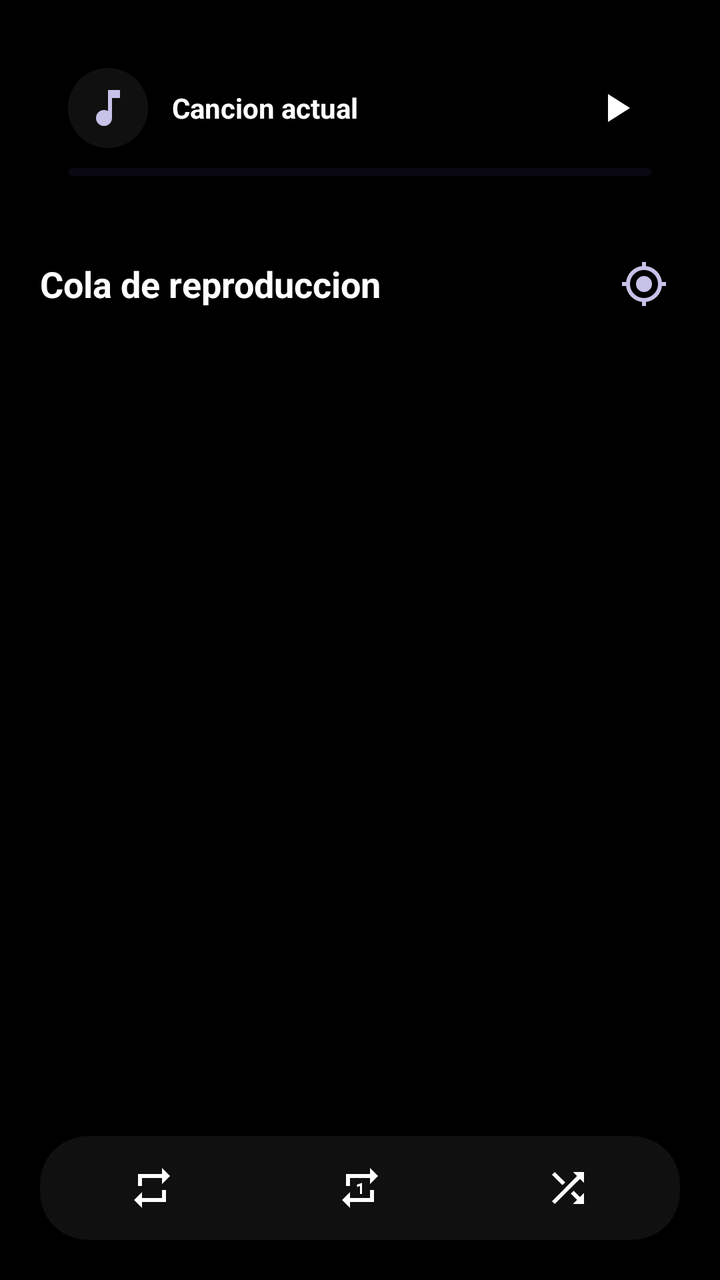
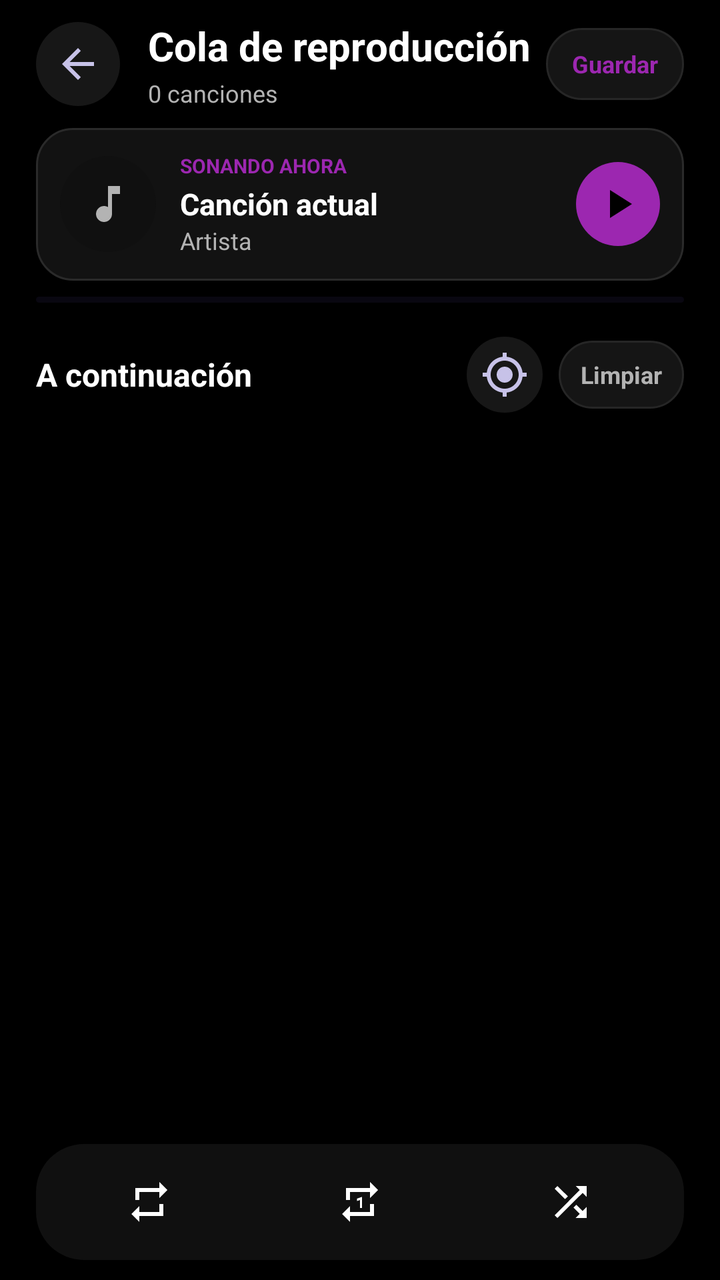

Before-and-after screenshots of an Android layout around one commit, followed by the original layout XML and the change that was made.
<!-- AndroidManifest.xml: application theme Theme.MP_3 -->
<!-- res/layout/bottom_sheet_queue.xml -->
<?xml version="1.0" encoding="utf-8"?>
<LinearLayout xmlns:android="http://schemas.android.com/apk/res/android"
    android:layout_width="match_parent"
    android:layout_height="match_parent"
    android:background="@android:color/transparent"
    android:orientation="vertical"
    android:padding="20dp">

    <LinearLayout
        android:layout_width="match_parent"
        android:layout_height="wrap_content"
        android:background="@drawable/bg_queue_header"
        android:orientation="vertical"
        android:padding="14dp">

        <LinearLayout
            android:layout_width="match_parent"
            android:layout_height="wrap_content"
            android:gravity="center_vertical"
            android:orientation="horizontal">

            <FrameLayout
                android:layout_width="40dp"
                android:layout_height="40dp">

                <ImageView
                    android:layout_width="match_parent"
                    android:layout_height="match_parent"
                    android:background="@drawable/bg_icon_button_circle"
                    android:contentDescription="Caratula"
                    android:padding="8dp"
                    android:src="@drawable/ic_music_note" />

            </FrameLayout>

            <TextView
                android:id="@+id/tvSheetSongTitle"
                android:layout_width="0dp"
                android:layout_height="wrap_content"
                android:layout_marginStart="12dp"
                android:layout_weight="1"
                android:ellipsize="end"
                android:maxLines="1"
                android:text="Cancion actual"
                android:textColor="@color/text_primary_light"
                android:textSize="14sp"
                android:textStyle="bold" />

            <ImageButton
                android:id="@+id/btnSheetPlayPause"
                android:layout_width="36dp"
                android:layout_height="36dp"
                android:background="@android:color/transparent"
                android:contentDescription="Reproducir o pausar"
                android:padding="6dp"
                android:src="@drawable/ic_play_small" />

        </LinearLayout>

        <ProgressBar
            android:id="@+id/pbSheetProgress"
            style="?android:attr/progressBarStyleHorizontal"
            android:layout_width="match_parent"
            android:layout_height="4dp"
            android:layout_marginTop="10dp"
            android:max="100"
            android:progress="0"
            android:progressDrawable="@drawable/seekbar_style" />

    </LinearLayout>

    <LinearLayout
        android:layout_width="match_parent"
        android:layout_height="wrap_content"
        android:layout_marginTop="22dp"
        android:gravity="center_vertical"
        android:orientation="horizontal">

        <TextView
            android:layout_width="0dp"
            android:layout_height="wrap_content"
            android:layout_weight="1"
            android:text="Cola de reproduccion"
            android:textColor="@color/text_primary_light"
            android:textSize="18sp"
            android:textStyle="bold" />

        <ImageButton
            android:id="@+id/btnLocateCurrent"
            android:layout_width="36dp"
            android:layout_height="36dp"
            android:background="@android:color/transparent"
            android:contentDescription="Ir a la cancion actual"
            android:padding="7dp"
            android:src="@drawable/ic_crosshair" />

    </LinearLayout>

    <androidx.recyclerview.widget.RecyclerView
        android:id="@+id/rvQueue"
        android:layout_width="match_parent"
        android:layout_height="0dp"
        android:layout_marginTop="8dp"
        android:layout_weight="1" />

    <LinearLayout
        android:layout_width="match_parent"
        android:layout_height="52dp"
        android:layout_marginTop="12dp"
        android:background="@drawable/bg_tab_container"
        android:orientation="horizontal"
        android:padding="4dp">

        <ImageButton
            android:id="@+id/btnModeNormal"
            android:layout_width="0dp"
            android:layout_height="match_parent"
            android:layout_weight="1"
            android:background="@android:color/transparent"
            android:contentDescription="Reproduccion normal"
            android:padding="12dp"
            android:src="@drawable/ic_repeat" />

        <ImageButton
            android:id="@+id/btnModeRepeat"
            android:layout_width="0dp"
            android:layout_height="match_parent"
            android:layout_weight="1"
            android:background="@android:color/transparent"
            android:contentDescription="Repetir cancion"
            android:padding="12dp"
            android:src="@drawable/ic_repeat_one" />

        <ImageButton
            android:id="@+id/btnModeShuffle"
            android:layout_width="0dp"
            android:layout_height="match_parent"
            android:layout_weight="1"
            android:background="@android:color/transparent"
            android:contentDescription="Aleatorio"
            android:padding="12dp"
            android:src="@drawable/ic_shuffle" />

    </LinearLayout>

</LinearLayout>
<!-- resources referenced by this layout -->
<resources>
  <color name="text_primary_light">#FFFFFF</color>
  <!-- drawable bg_icon_button_circle (drawable) -->
  <?xml version="1.0" encoding="utf-8"?>
  <shape xmlns:android="http://schemas.android.com/apk/res/android"
      android:shape="oval">
      <solid android:color="@color/surface_dark" />
  </shape>
  <!-- drawable bg_queue_header (drawable) -->
  <?xml version="1.0" encoding="utf-8"?>
  <shape xmlns:android="http://schemas.android.com/apk/res/android"
      android:shape="rectangle">
      <solid android:color="@color/background_dark" />
      <corners android:radius="18dp" />
  </shape>
  <!-- drawable bg_tab_container (drawable) -->
  <?xml version="1.0" encoding="utf-8"?>
  <shape xmlns:android="http://schemas.android.com/apk/res/android"
      android:shape="rectangle">
      <solid android:color="@color/surface_dark" />
      <corners android:radius="24dp" />
  </shape>
  <!-- drawable ic_music_note (drawable) -->
  <vector xmlns:android="http://schemas.android.com/apk/res/android"
      android:width="24dp"
      android:height="24dp"
      android:viewportWidth="24"
      android:viewportHeight="24">
      <path
          android:fillColor="#C7C2E8"
          android:pathData="M12,3v10.55c-0.59,-0.34 -1.27,-0.55 -2,-0.55c-2.21,0 -4,1.79 -4,4s1.79,4 4,4 4,-1.79 4,-4V7h4V3H12z" />
  </vector>
  <!-- drawable ic_play_small (drawable) -->
  <vector xmlns:android="http://schemas.android.com/apk/res/android"
      android:width="24dp"
      android:height="24dp"
      android:viewportWidth="24"
      android:viewportHeight="24">
      <path
          android:fillColor="#FFFFFF"
          android:pathData="M8,5v14l11,-7z" />
  </vector>
  <!-- drawable ic_repeat (drawable) -->
  <vector xmlns:android="http://schemas.android.com/apk/res/android"
      android:width="24dp"
      android:height="24dp"
      android:viewportWidth="24"
      android:viewportHeight="24">
      <path
          android:fillColor="#FFFFFF"
          android:pathData="M7,7h10v3l4,-4l-4,-4v3L5,5v6h2V7zM17,17H7v-3l-4,4l4,4v-3h12v-6h-2V17z" />
  </vector>
  <color name="surface_dark">#101010</color>
  <color name="background_dark">#000000</color>
  <color name="blue_primary">#9C27B0</color>
  <color name="purple_primary">#9C27B0</color>
  <color name="purple_dark">#1C1C1C</color>
  <color name="white">#FFFFFF</color>
  <color name="blue_dark">#0A0A0A</color>
  <!-- unchanged entries left out for length: 5 -->
</resources>

<!-- the commit's change to res/layout/bottom_sheet_queue.xml (unified diff, before → after) -->
@@ -1,112 +1,243 @@
 <?xml version="1.0" encoding="utf-8"?>
-<LinearLayout xmlns:android="http://schemas.android.com/apk/res/android"
+<LinearLayout
+    xmlns:android="http://schemas.android.com/apk/res/android"
     android:layout_width="match_parent"
     android:layout_height="match_parent"
-    android:background="@android:color/transparent"
+    android:background="#000000"
     android:orientation="vertical"
-    android:padding="20dp">
+    android:fitsSystemWindows="false">
+
+    
+    
+    
+
+    <LinearLayout
+        android:layout_width="match_parent"
+        android:layout_height="64dp"
+        android:gravity="center_vertical"
+        android:paddingStart="18dp"
+        android:paddingEnd="18dp">
+
+        <ImageButton
+            android:id="@+id/btnQueueClose"
+            android:layout_width="42dp"
+            android:layout_height="42dp"
+            android:background="@drawable/bg_queue_circle_button"
+            android:contentDescription="Cerrar cola"
+            android:padding="10dp"
+            android:src="@drawable/ic_arrow_back" />
+
+        <LinearLayout
+            android:layout_width="0dp"
+            android:layout_height="wrap_content"
+            android:layout_marginStart="14dp"
+            android:layout_weight="1"
+            android:orientation="vertical">
+
+            <TextView
+                android:layout_width="wrap_content"
+                android:layout_height="wrap_content"
+                android:text="Cola de reproducción"
+                android:textColor="@color/text_primary_light"
+                android:textSize="20sp"
+                android:textStyle="bold" />
+
+            <TextView
+                android:id="@+id/tvQueueCount"
+                android:layout_width="wrap_content"
+                android:layout_height="wrap_content"
+                android:layout_marginTop="2dp"
+                android:text="0 canciones"
+                android:textColor="@color/text_secondary_light"
+                android:textSize="12sp" />
+
+        </LinearLayout>
+
+        <TextView
+            android:id="@+id/btnQueueSave"
+            android:layout_width="wrap_content"
+            android:layout_height="36dp"
+            android:background="@drawable/bg_queue_action"
+            android:gravity="center"
+            android:paddingStart="13dp"
+            android:paddingEnd="13dp"
+            android:text="Guardar"
+            android:textColor="@color/spotify_green"
+            android:textSize="12sp"
+            android:textStyle="bold" />
+
+    </LinearLayout>
+
+    
+    
+    
 
     <LinearLayout
         android:layout_width="match_parent"
         android:layout_height="wrap_content"
-        android:background="@drawable/bg_queue_header"
-        android:orientation="vertical"
-        android:padding="14dp">
+        android:layout_marginStart="18dp"
+        android:layout_marginEnd="18dp"
+        android:background="@drawable/bg_queue_now_playing"
+        android:gravity="center_vertical"
+        android:orientation="horizontal"
+        android:padding="12dp">
+
+        <FrameLayout
+            android:layout_width="48dp"
+            android:layout_height="48dp">
+
+            <ImageView
+                android:id="@+id/ivQueueCurrentArt"
+                android:layout_width="match_parent"
+                android:layout_height="match_parent"
+                android:background="@drawable/bg_icon_button_circle"
+                android:contentDescription="Carátula actual"
+                android:padding="12dp"
+                android:scaleType="center"
+                android:src="@drawable/ic_music_note"
+                android:tint="@color/spotify_gray" />
+
+        </FrameLayout>
 
         <LinearLayout
-            android:layout_width="match_parent"
+            android:layout_width="0dp"
             android:layout_height="wrap_content"
-            android:gravity="center_vertical"
-            android:orientation="horizontal">
-
-            <FrameLayout
-                android:layout_width="40dp"
-                android:layout_height="40dp">
-
-                <ImageView
-                    android:layout_width="match_parent"
-                    android:layout_height="match_parent"
-                    android:background="@drawable/bg_icon_button_circle"
-                    android:contentDescription="Caratula"
-                    android:padding="8dp"
-                    android:src="@drawable/ic_music_note" />
-
-            </FrameLayout>
+            android:layout_marginStart="12dp"
+            android:layout_weight="1"
+            android:orientation="vertical">
+
+            <TextView
+                android:layout_width="wrap_content"
+                android:layout_height="wrap_content"
+                android:text="SONANDO AHORA"
+                android:textColor="@color/purple_primary"
+                android:textSize="10sp"
+                android:textStyle="bold" />
 
             <TextView
                 android:id="@+id/tvSheetSongTitle"
-                android:layout_width="0dp"
-                android:layout_height="wrap_content"
-                android:layout_marginStart="12dp"
-                android:layout_weight="1"
+                android:layout_width="match_parent"
+                android:layout_height="wrap_content"
+                android:layout_marginTop="2dp"
                 android:ellipsize="end"
                 android:maxLines="1"
-                android:text="Cancion actual"
+                android:text="Canción actual"
                 android:textColor="@color/text_primary_light"
-                android:textSize="14sp"
+                android:textSize="15sp"
                 android:textStyle="bold" />
 
-            <ImageButton
-                android:id="@+id/btnSheetPlayPause"
-                android:layout_width="36dp"
-                android:layout_height="36dp"
-                android:background="@android:color/transparent"
-                android:contentDescription="Reproducir o pausar"
-                android:padding="6dp"
-                android:src="@drawable/ic_play_small" />
+            <TextView
+                android:id="@+id/tvSheetSongArtist"
+                android:layout_width="match_parent"
+                android:layout_height="wrap_content"
+                android:ellipsize="end"
+                android:maxLines="1"
+                android:text="Artista"
+                android:textColor="@color/text_secondary_light"
+                android:textSize="12sp" />
 
         </LinearLayout>
 
-        <ProgressBar
-            android:id="@+id/pbSheetProgress"
-            style="?android:attr/progressBarStyleHorizontal"
-            android:layout_width="match_parent"
-            android:layout_height="4dp"
-            android:layout_marginTop="10dp"
-            android:max="100"
-            android:progress="0"
-            android:progressDrawable="@drawable/seekbar_style" />
-
-    </LinearLayout>
-
-    <LinearLayout
-        android:layout_width="match_parent"
-        android:layout_height="wrap_content"
-        android:layout_marginTop="22dp"
+        <ImageButton
+            android:id="@+id/btnSheetPlayPause"
+            android:layout_width="42dp"
+            android:layout_height="42dp"
+            android:background="@drawable/bg_queue_play_button"
+            android:contentDescription="Reproducir o pausar"
+            android:padding="9dp"
+            android:src="@drawable/ic_play_small"
+            android:tint="@color/spotify_black" />
+
+    </LinearLayout>
+
+    
+    
+    
+
+    <ProgressBar
+        android:id="@+id/pbSheetProgress"
+        style="?android:attr/progressBarStyleHorizontal"
+        android:layout_width="match_parent"
+        android:layout_height="3dp"
+        android:layout_marginStart="18dp"
+        android:layout_marginTop="8dp"
+        android:layout_marginEnd="18dp"
+        android:max="100"
+        android:progress="0"
+        android:progressDrawable="@drawable/seekbar_style" />
+
+    
+    
+    
+
+    <LinearLayout
+        android:layout_width="match_parent"
+        android:layout_height="48dp"
+        android:layout_marginTop="12dp"
         android:gravity="center_vertical"
-        android:orientation="horizontal">
+        android:paddingStart="18dp"
+        android:paddingEnd="18dp">
 
         <TextView
             android:layout_width="0dp"
             android:layout_height="wrap_content"
             android:layout_weight="1"
-            android:text="Cola de reproduccion"
+            android:text="A continuación"
             android:textColor="@color/text_primary_light"
-            android:textSize="18sp"
+            android:textSize="16sp"
             android:textStyle="bold" />
 
         <ImageButton
             android:id="@+id/btnLocateCurrent"
-            android:layout_width="36dp"
-            android:layout_height="36dp"
-            android:background="@android:color/transparent"
-            android:contentDescription="Ir a la cancion actual"
-            android:padding="7dp"
+            android:layout_width="38dp"
+            android:layout_height="38dp"
+            android:background="@drawable/bg_queue_circle_button"
+            android:contentDescription="Ir a la canción actual"
+            android:padding="9dp"
             android:src="@drawable/ic_crosshair" />
 
-    </LinearLayout>
+        <TextView
+            android:id="@+id/btnQueueClear"
+            android:layout_width="wrap_content"
+            android:layout_height="34dp"
+            android:layout_marginStart="8dp"
+            android:background="@drawable/bg_queue_action"
+            android:gravity="center"
+            android:paddingStart="11dp"
+            android:paddingEnd="11dp"
+            android:text="Limpiar"
+            android:textColor="@color/text_secondary_light"
+            android:textSize="12sp"
+            android:textStyle="bold" />
+
+    </LinearLayout>
+
+    
+    
+    
 
     <androidx.recyclerview.widget.RecyclerView
         android:id="@+id/rvQueue"
         android:layout_width="match_parent"
         android:layout_height="0dp"
-        android:layout_marginTop="8dp"
-        android:layout_weight="1" />
-
-    <LinearLayout
-        android:layout_width="match_parent"
-        android:layout_height="52dp"
-        android:layout_marginTop="12dp"
+        android:layout_weight="1"
+        android:clipToPadding="false"
+        android:overScrollMode="never"
+        android:paddingStart="12dp"
+        android:paddingTop="2dp"
+        android:paddingEnd="12dp"
+        android:paddingBottom="12dp" />
+
+    
+    
+    
+
+    <LinearLayout
+        android:layout_width="match_parent"
+        android:layout_height="58dp"
+        android:layout_marginStart="18dp"
+        android:layout_marginEnd="18dp"
+        android:layout_marginBottom="10dp"
         android:background="@drawable/bg_tab_container"
         android:orientation="horizontal"
         android:padding="4dp">
@@ -117,8 +248,8 @@
             android:layout_height="match_parent"
             android:layout_weight="1"
             android:background="@android:color/transparent"
-            android:contentDescription="Reproduccion normal"
-            android:padding="12dp"
+            android:contentDescription="Reproducción normal"
+            android:padding="13dp"
             android:src="@drawable/ic_repeat" />
 
         <ImageButton
@@ -127,8 +258,8 @@
             android:layout_height="match_parent"
             android:layout_weight="1"
             android:background="@android:color/transparent"
-            android:contentDescription="Repetir cancion"
-            android:padding="12dp"
+            android:contentDescription="Repetir canción"
+            android:padding="13dp"
             android:src="@drawable/ic_repeat_one" />
 
         <ImageButton
@@ -138,7 +269,7 @@
             android:layout_weight="1"
             android:background="@android:color/transparent"
             android:contentDescription="Aleatorio"
-            android:padding="12dp"
+            android:padding="13dp"
             android:src="@drawable/ic_shuffle" />
 
     </LinearLayout>
<!-- resource entries referenced after the edit -->
@@ -1,18 +1,36 @@
 <!-- resources referenced by this layout -->
 <resources>
   <color name="text_primary_light">#FFFFFF</color>
+  <color name="text_secondary_light">#B3B3B3</color>
   <!-- drawable bg_icon_button_circle (drawable) -->
   <?xml version="1.0" encoding="utf-8"?>
   <shape xmlns:android="http://schemas.android.com/apk/res/android"
       android:shape="oval">
       <solid android:color="@color/surface_dark" />
   </shape>
-  <!-- drawable bg_queue_header (drawable) -->
+  <!-- drawable bg_queue_action (drawable) -->
   <?xml version="1.0" encoding="utf-8"?>
-  <shape xmlns:android="http://schemas.android.com/apk/res/android"
-      android:shape="rectangle">
-      <solid android:color="@color/background_dark" />
+  <shape xmlns:android="http://schemas.android.com/apk/res/android" android:shape="rectangle">
       <corners android:radius="18dp" />
+      <solid android:color="#151515" />
+      <stroke android:width="1dp" android:color="#262626" />
+  </shape>
+  <!-- drawable bg_queue_circle_button (drawable) -->
+  <?xml version="1.0" encoding="utf-8"?>
+  <shape xmlns:android="http://schemas.android.com/apk/res/android" android:shape="oval">
+      <solid android:color="#171717" />
+  </shape>
+  <!-- drawable bg_queue_now_playing (drawable) -->
+  <?xml version="1.0" encoding="utf-8"?>
+  <shape xmlns:android="http://schemas.android.com/apk/res/android" android:shape="rectangle">
+      <corners android:radius="18dp" />
+      <solid android:color="#121212" />
+      <stroke android:width="1dp" android:color="#2A2A2A" />
+  </shape>
+  <!-- drawable bg_queue_play_button (drawable) -->
+  <?xml version="1.0" encoding="utf-8"?>
+  <shape xmlns:android="http://schemas.android.com/apk/res/android" android:shape="oval">
+      <solid android:color="@color/purple_primary" />
   </shape>
   <!-- drawable bg_tab_container (drawable) -->
   <?xml version="1.0" encoding="utf-8"?>
@@ -21,6 +39,16 @@
       <solid android:color="@color/surface_dark" />
       <corners android:radius="24dp" />
   </shape>
+  <!-- drawable ic_arrow_back (drawable) -->
+  <vector xmlns:android="http://schemas.android.com/apk/res/android"
+      android:width="24dp"
+      android:height="24dp"
+      android:viewportWidth="24"
+      android:viewportHeight="24">
+      <path
+          android:fillColor="#C7C2E8"
+          android:pathData="M20,11H7.83l5.59,-5.59L12,4l-8,8 8,8 1.41,-1.41L7.83,13H20v-2z" />
+  </vector>
   <!-- drawable ic_music_note (drawable) -->
   <vector xmlns:android="http://schemas.android.com/apk/res/android"
       android:width="24dp"
@@ -55,6 +83,9 @@
   <color name="background_dark">#000000</color>
   <color name="blue_primary">#9C27B0</color>
   <color name="purple_primary">#9C27B0</color>
+  <color name="spotify_black">#000000</color>
+  <color name="spotify_gray">#B3B3B3</color>
+  <color name="spotify_green">#9C27B0</color>
   <color name="purple_dark">#1C1C1C</color>
   <color name="white">#FFFFFF</color>
   <color name="blue_dark">#0A0A0A</color>
